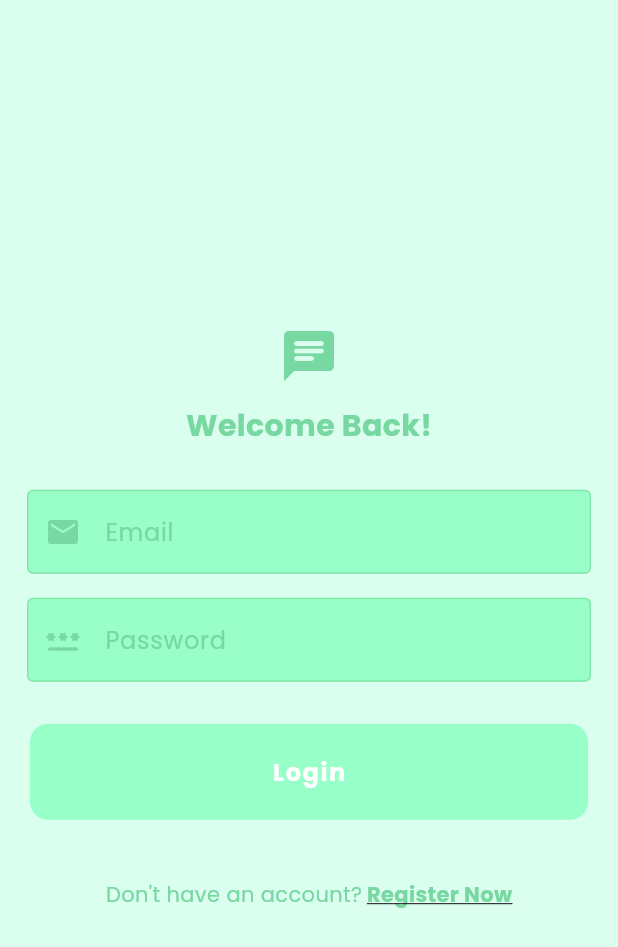
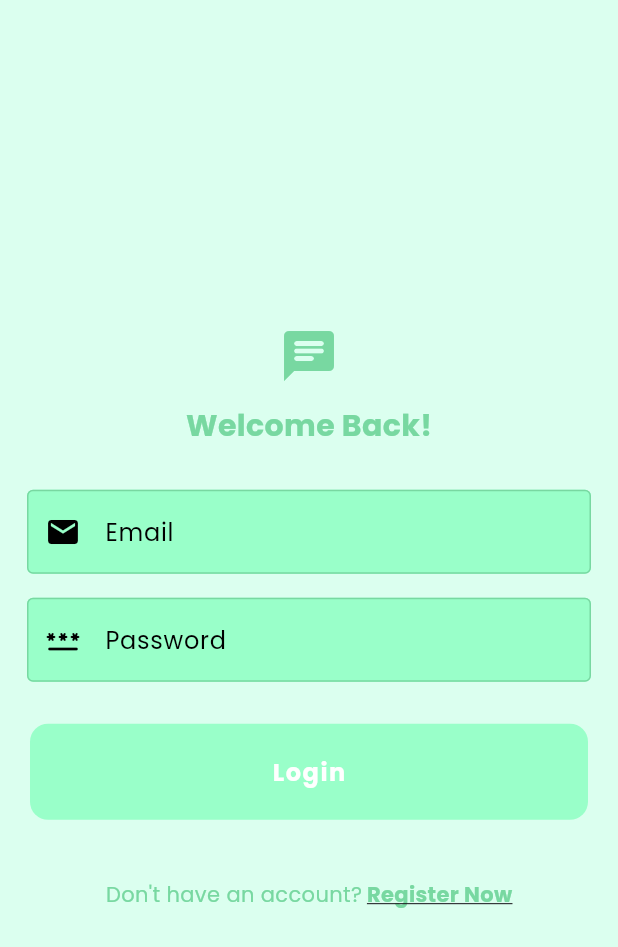
Before and after one commit to Fardeenhimself/chat_app, a Flutter app: the screen it shows after launch, on a phone screen of 412 x 824 dp. Shown: the top 947 px of the screen. Run offline on Flutter 3.47's test engine with Material 3 defaults, Android fonts, the phone set to English and light mode, and no system bars; our stand-ins replace cloud_firestore, firebase_auth, firebase_core, google_fonts; accounts and stored records are empty.

Commit message:
fixed the ui theme

```diff
--- a/lib/components/my_textfield.dart
+++ b/lib/components/my_textfield.dart
@@ -21,6 +21,8 @@ class MyTextfield extends StatelessWidget {
     return Padding(
       padding: const EdgeInsets.symmetric(horizontal: 18.0, vertical: 8),
       child: TextField(
+        style: TextStyle(color: Theme.of(context).colorScheme.onPrimary),
+        cursorColor: Theme.of(context).colorScheme.onPrimary,
         textCapitalization: TextCapitalization.sentences,
         focusNode: focusNode,
         controller: controller,
@@ -28,7 +30,7 @@ class MyTextfield extends StatelessWidget {
         decoration: InputDecoration(
           enabledBorder: OutlineInputBorder(
             borderSide: BorderSide(
-              color: Theme.of(context).colorScheme.tertiary,
+              color: Theme.of(context).colorScheme.primary,
             ),
           ),
           focusedBorder: OutlineInputBorder(
@@ -39,9 +41,9 @@ class MyTextfield extends StatelessWidget {
           fillColor: Theme.of(context).colorScheme.secondary,
           filled: true,
           hintText: hintText,
-          hintStyle: TextStyle(color: Theme.of(context).colorScheme.primary),
+          hintStyle: TextStyle(color: Theme.of(context).colorScheme.onPrimary),
           prefixIcon: prefixIcon,
-          prefixIconColor: Theme.of(context).colorScheme.primary,
+          prefixIconColor: Theme.of(context).colorScheme.onPrimary,
         ),
       ),
     );
--- a/lib/screens/chat_page.dart
+++ b/lib/screens/chat_page.dart
@@ -212,7 +212,10 @@ class _ChatPageState extends State<ChatPage> {
             ),
             child: IconButton(
               onPressed: sendMessage,
-              icon: Icon(Icons.arrow_upward, color: Colors.black),
+              icon: Icon(
+                Icons.arrow_upward,
+                color: Theme.of(context).colorScheme.onSecondary,
+              ),
             ),
           ),
         ],
--- a/lib/theme/dark_mode.dart
+++ b/lib/theme/dark_mode.dart
@@ -3,16 +3,21 @@ import 'package:google_fonts/google_fonts.dart';
 
 final ThemeData darkTheme = ThemeData(
   colorScheme: ColorScheme.dark(
-    surface: Colors.black38,
-    primary: Colors.green.shade600,
-    secondary: Colors.green.shade700,
-    tertiary: Colors.green.shade800,
-    inversePrimary: Colors.green.shade300,
+    primary: Color.fromARGB(255, 24, 44, 37),
+    onPrimary: Colors.white,
+    secondary: Color.fromARGB(255, 30, 69, 62),
+    onSecondary: Colors.white,
+    tertiary: Color.fromARGB(255, 48, 104, 68),
+    inversePrimary: Color.fromARGB(255, 24, 44, 37),
+    surface: Color.fromARGB(255, 24, 44, 37),
+    onSurface: Colors.white,
+    error: Colors.red,
+    onError: Colors.white,
   ),
   //scaffoldBackgroundColor: Color.fromARGB(255, 219, 255, 239),
   appBarTheme: AppBarTheme().copyWith(
     centerTitle: true,
-    backgroundColor: Colors.green.shade600,
+    backgroundColor: Color.fromARGB(255, 24, 44, 37),
   ),
   textTheme: GoogleFonts.poppinsTextTheme(),
 );
--- a/lib/theme/light_mode.dart
+++ b/lib/theme/light_mode.dart
@@ -3,21 +3,21 @@ import 'package:google_fonts/google_fonts.dart';
 
 final ThemeData lightTheme = ThemeData(
   colorScheme: ColorScheme.light(
-    onSurface: Colors.black,
     primary: Color.fromARGB(255, 120, 216, 161),
+    onPrimary: Colors.black,
     secondary: Color.fromARGB(255, 153, 255, 201),
+    onSecondary: Colors.black,
     tertiary: Color.fromARGB(255, 131, 231, 168),
     inversePrimary: Color.fromARGB(255, 194, 255, 226),
+    surface: Color.fromARGB(255, 219, 255, 239),
+    onSurface: Colors.black,
     error: Colors.red,
-    surface: Color.fromARGB(255, 219, 255, 239),
-    onPrimary: Colors.white,
-    onSecondary: Colors.black,
-    onError: Colors.white,
+    onError: Colors.black,
   ),
   scaffoldBackgroundColor: Color.fromARGB(255, 219, 255, 239),
   appBarTheme: AppBarTheme().copyWith(
     centerTitle: true,
-    backgroundColor: Color.fromARGB(255, 153, 255, 201),
+    backgroundColor: Color.fromARGB(255, 219, 255, 239),
   ),
 
   textTheme: GoogleFonts.poppinsTextTheme(),
```
Also changed, not shown: lib/components/user_tile.dart (+6 -1 lines), lib/screens/settings_page.dart (+17 -5 lines).
